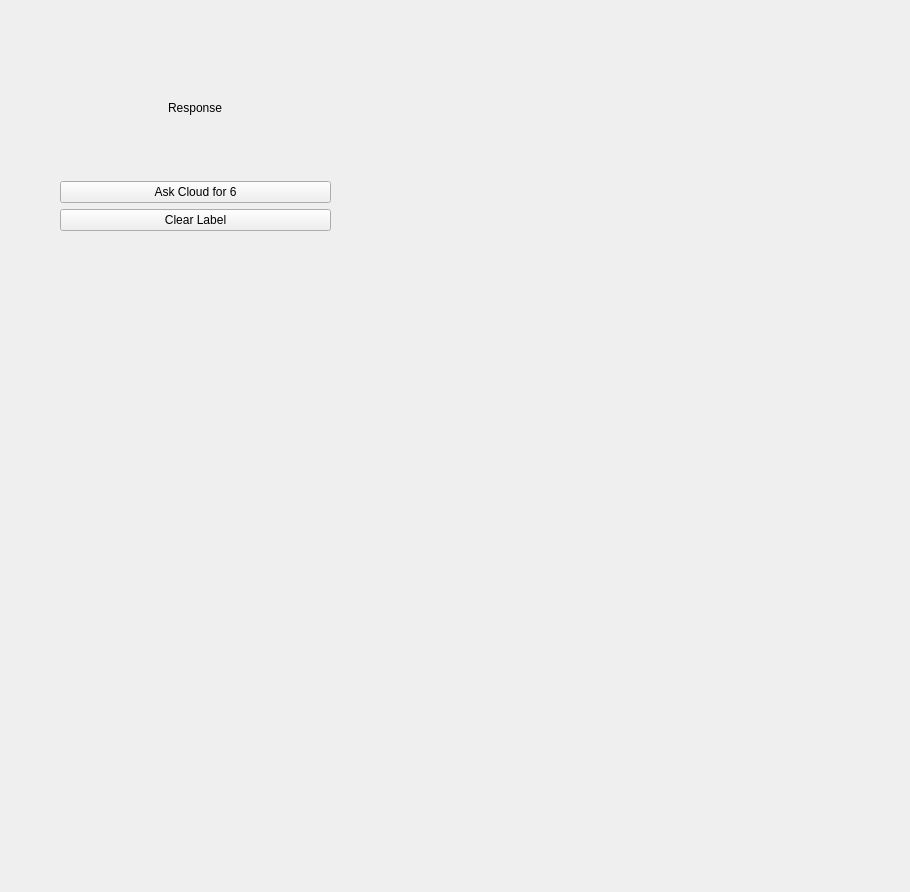
Old version of the form cloudTest.ui in the repository YCP-Rev-Metrix/BallSpinner-Controller-v2.
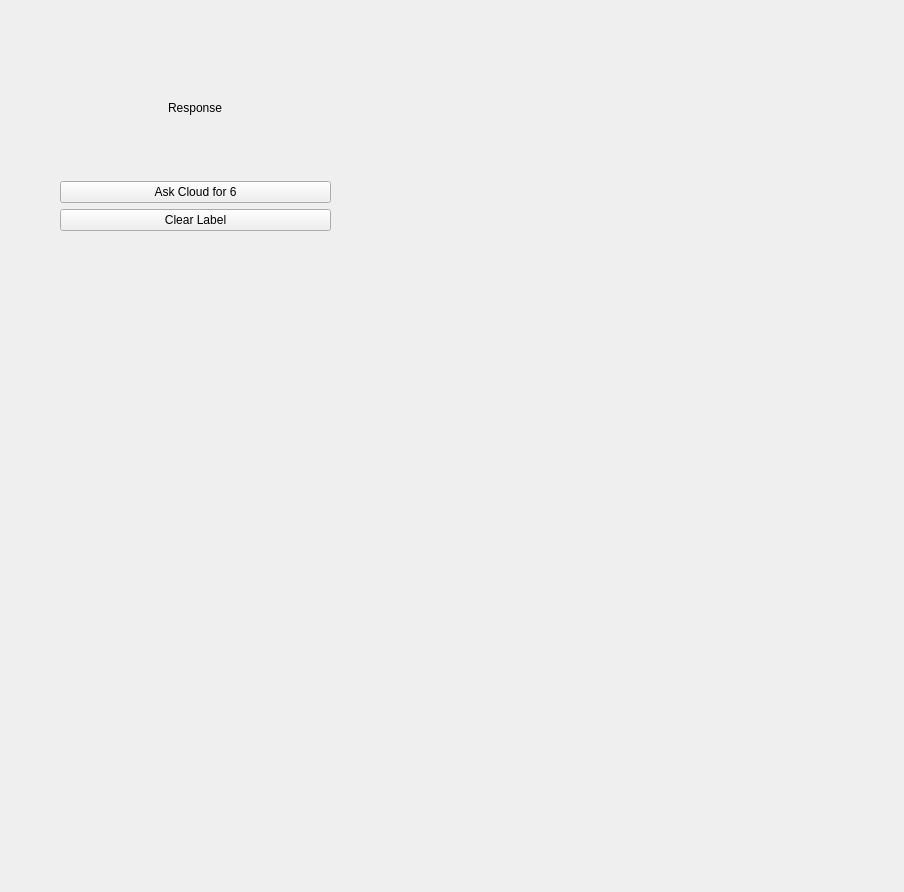
New version of the form.

Diff of the .ui file:
```diff
--- a/cloudTest.ui
+++ b/cloudTest.ui
@@ -6,7 +6,7 @@
    <rect>
     <x>0</x>
     <y>0</y>
-    <width>910</width>
+    <width>904</width>
     <height>892</height>
    </rect>
   </property>
```
